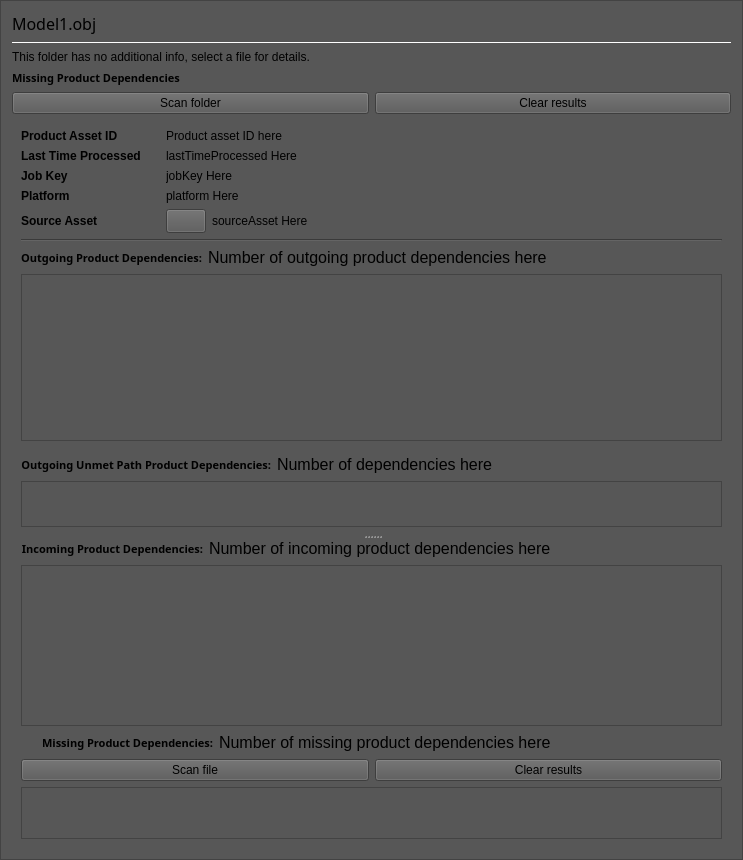
Old version of the form Code/Tools/AssetProcessor/native/ui/ProductAssetDetailsPanel.ui in the repository o3de/o3de.
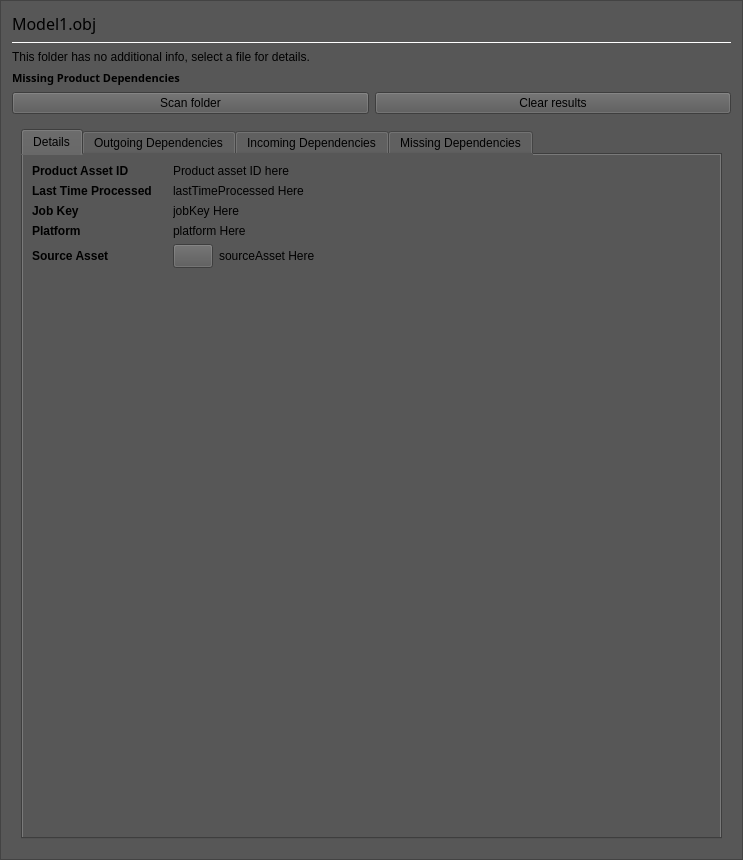
New version of the form. Icons and pictures are not drawn. Custom widgets are drawn as their Qt base class.

Commit message: Product details page is now tabbed, like other views in the Asset Processor.

```diff
--- a/Code/Tools/AssetProcessor/native/ui/ProductAssetDetailsPanel.ui
+++ b/Code/Tools/AssetProcessor/native/ui/ProductAssetDetailsPanel.ui
@@ -263,6 +263,22 @@
         </property>
         <layout class="QVBoxLayout" name="scrollableVerticalLayout">
          <item>
+                    <widget class="QTabWidget" name="ProductAssetDetailTabs">
+                      <property name="currentIndex">
+                        <number>0</number>
+                      </property>
+                      <widget class="QWidget" name="OutputTab">
+                        <property name="sizePolicy">
+                          <sizepolicy hsizetype="Expanding" vsizetype="Expanding">
+                            <horstretch>0</horstretch>
+                            <verstretch>0</verstretch>
+                          </sizepolicy>
+                        </property>
+                        <attribute name="title">
+                          <string>Details</string>
+                        </attribute>
+                        <layout class="QVBoxLayout" name="ProductTabVerticalLayout" stretch="0,0">
+                          <item>
           <layout class="QGridLayout" name="headerGrid" columnstretch="1,4">
            <item row="2" column="1">
             <widget class="QLabel" name="jobKeyValueLabel">
@@ -402,19 +418,25 @@
           </layout>
          </item>
          <item>
-          <widget class="Line" name="DependencySeparatorLine">
-           <property name="orientation">
-            <enum>Qt::Horizontal</enum>
-           </property>
-          </widget>
-         </item>
-         <item>
-          <widget class="QSplitter" name="dependenciesSplitter">
+                            <spacer name="ProductAssetDetailsSpacer">
            <property name="orientation">
             <enum>Qt::Vertical</enum>
            </property>
-           <widget class="QWidget" name="layoutWidget">
-            <layout class="QVBoxLayout" name="OutgoingDependencies">
+                              <property name="sizeHint" stdset="0">
+                                <size>
+                                  <width>20</width>
+                                  <height>40</height>
+                                </size>
+                              </property>
+                            </spacer>
+                          </item>
+                        </layout>
+                      </widget>
+                      <widget class="QWidget" name="OutgoingProductDependenciesTab">
+                        <attribute name="title">
+                          <string>Outgoing Dependencies</string>
+                        </attribute>
+                        <layout class="QVBoxLayout" name="OutgoingProductDependenciesLayout" stretch="0,0,0,0,0">
              <item>
               <layout class="QHBoxLayout" name="OutgoingDependenciesTitleLayout">
                <item>
@@ -603,25 +625,12 @@
                </property>
               </widget>
              </item>
-             <item>
-              <spacer name="verticalSpacer_4">
-               <property name="orientation">
-                <enum>Qt::Vertical</enum>
-               </property>
-               <property name="sizeType">
-                <enum>QSizePolicy::Fixed</enum>
-               </property>
-               <property name="sizeHint" stdset="0">
-                <size>
-                 <width>0</width>
-                 <height>8</height>
-                </size>
-               </property>
-              </spacer>
-             </item>
-            </layout>
-           </widget>
-           <widget class="QWidget" name="layoutWidget">
+                        </layout>
+                      </widget>
+                      <widget class="QWidget" name="IncomingProductDependenciesTab">
+                        <attribute name="title">
+                          <string>Incoming Dependencies</string>
+                        </attribute>
             <layout class="QVBoxLayout" name="IncomingDependencies">
              <item>
               <layout class="QHBoxLayout" name="IncomingDependenciesLayout">
@@ -696,8 +705,11 @@
              </item>
             </layout>
            </widget>
-          </widget>
-         </item>
+                      <widget class="QWidget" name="MissingDependenciesTab">
+                        <attribute name="title">
+                          <string>Missing Dependencies</string>
+                        </attribute>
+                        <layout class="QVBoxLayout" name="MissingDependenciesTabLayout">
          <item>
           <layout class="QHBoxLayout" name="MissingDependenciesLayout">
            <item>
@@ -886,6 +898,8 @@
           </layout>
          </item>
          <item>
+                            <layout class="QHBoxLayout" name="MissingDependenciesTableLayout">
+                              <item>
           <widget class="QTableWidget" name="MissingProductDependenciesTable">
            <property name="sizePolicy">
             <sizepolicy hsizetype="Expanding" vsizetype="Expanding">
@@ -902,7 +916,7 @@
            <property name="maximumSize">
             <size>
              <width>16777215</width>
-             <height>128</height>
+                                      <height>16777215</height>
             </size>
            </property>
            <property name="verticalScrollBarPolicy">
@@ -973,18 +987,11 @@
            </column>
           </widget>
          </item>
-         <item>
-          <spacer name="verticalSpacer_7">
-           <property name="orientation">
-            <enum>Qt::Vertical</enum>
-           </property>
-           <property name="sizeHint" stdset="0">
-            <size>
-             <width>20</width>
-             <height>13</height>
-            </size>
-           </property>
-          </spacer>
+                            </layout>
+                          </item>
+                        </layout>
+                      </widget>
+                    </widget>
          </item>
         </layout>
        </widget>
```
Lines whose indentation alone changed are shown as unchanged. The commit also changes 2 other files.
